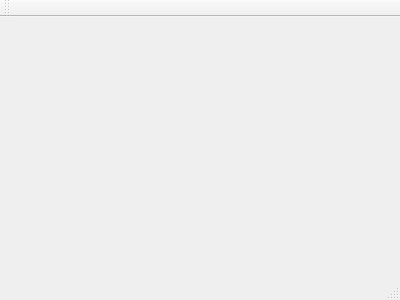
This is GameView/mainwindow.ui in flying-pi/tankGame as Qt 5 draws it before an edit. The edited form follows.
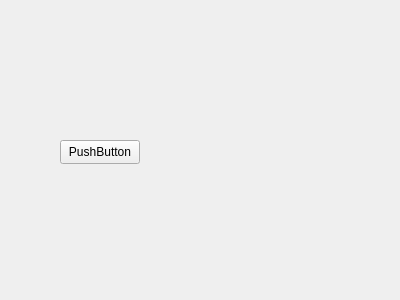
This is the edited form.

What changed in the file:
```diff
--- a/GameView/mainwindow.ui
+++ b/GameView/mainwindow.ui
@@ -12,13 +12,23 @@
   <property name="windowTitle" >
    <string>MainWindow</string>
   </property>
-  <widget class="QMenuBar" name="menuBar" />
-  <widget class="QToolBar" name="mainToolBar" />
-  <widget class="QWidget" name="centralWidget" />
-  <widget class="QStatusBar" name="statusBar" />
+  <widget class="QWidget" name="centralWidget">
+   <widget class="QPushButton" name="testbtn">
+    <property name="geometry">
+     <rect>
+      <x>60</x>
+      <y>140</y>
+      <width>80</width>
+      <height>24</height>
+     </rect>
+    </property>
+    <property name="text">
+     <string>PushButton</string>
+    </property>
+   </widget>
+  </widget>
  </widget>
- <layoutDefault spacing="6" margin="11" />
- <pixmapfunction></pixmapfunction>
+ <layoutdefault spacing="6" margin="11"/>
  <resources/>
  <connections/>
 </ui>
```
Left out of the diff: 7 changed lines with no effect on the pictures.
